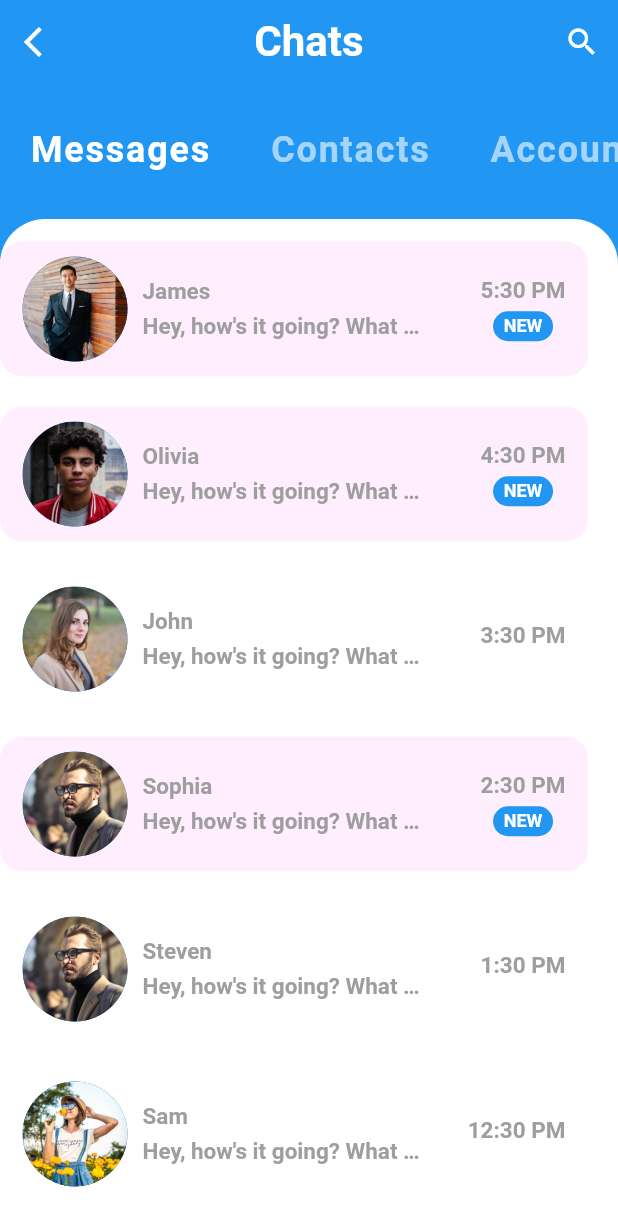
After one commit to divyansh-gupta-0210/SOCIAL_MEDIA_OF_A_COLLEGE-UI, a Flutter app: the MessageScreen screen opened directly, on a phone screen of 412 x 824 dp. The commit adds this screen. Shown: the top 1226 px of the screen. Run offline on Flutter 3.47's test engine with Material 2 defaults, Android fonts, the phone set to English and light mode, and no system bars; our stand-ins replace curved_navigation_bar, flutter_tindercard; missing offline and left inert: foldable_sidebar.

Commit message:
Message Button Done

```diff
--- /dev/null
+++ b/lib/Screen/MessageScreen.dart
@@ -0,0 +1,40 @@
+import 'package:connect_gitam/Widgets/Category_Selector.dart';
+import 'package:connect_gitam/Widgets/RecentChats.dart';
+import 'package:connect_gitam/data/Messages.dart';
+import 'package:flutter/cupertino.dart';
+import 'package:flutter/material.dart';
+
+class MessageScreen extends StatefulWidget {
+  @override
+  _MessageScreenState createState() => _MessageScreenState();
+}
+
+class _MessageScreenState extends State<MessageScreen> {
+  @override
+  Widget build(BuildContext context) {
+    return Scaffold(
+      backgroundColor: Colors.blue,
+      appBar: AppBar(
+        leading: IconButton(
+          icon: Icon(Icons.arrow_back_ios),
+          onPressed: () => Navigator.pop(context),
+        ),
+        title: Text(
+          'Chats',
+          style: TextStyle(fontSize: 28.0, fontWeight: FontWeight.bold),
+        ),
+        centerTitle: true,
+        elevation: 0.0,
+        actions: <Widget>[
+          IconButton(icon: Icon(Icons.search), onPressed: () {}),
+        ],
+      ),
+      body: Column(
+        children: <Widget>[
+          CategorySelector(),
+          RecentChats(),
+        ],
+      ),
+    );
+  }
+}
--- /dev/null
+++ b/lib/Widgets/Category_Selector.dart
@@ -0,0 +1,52 @@
+import 'package:flutter/cupertino.dart';
+import 'package:flutter/material.dart';
+
+class CategorySelector extends StatefulWidget {
+  @override
+  _CategorySelectorState createState() => _CategorySelectorState();
+}
+
+class _CategorySelectorState extends State<CategorySelector> {
+  int selectedIndex = 0;
+  final List<String> categories = ['Messages', 'Contacts', 'Account'];
+
+  @override
+  Widget build(BuildContext context) {
+    return Container(
+      alignment: Alignment.center,
+      height: 90.0,
+      color: Theme.of(context).primaryColor,
+      child: ListView.builder(
+        scrollDirection: Axis.horizontal,
+        itemCount: categories.length,
+        itemBuilder: (BuildContext context, int index) {
+          return GestureDetector(
+            onTap: () {
+              setState(
+                () {
+                  selectedIndex = index;
+                },
+              );
+            },
+            child: Padding(
+              padding: EdgeInsets.symmetric(
+                horizontal: 20.0,
+                vertical: 30.0,
+              ),
+              child: Text(
+                categories[index],
+                style: TextStyle(
+                  color:
+                      index == selectedIndex ? Colors.white : Colors.white60,
+                  fontSize: 24.0,
+                  fontWeight: FontWeight.bold,
+                  letterSpacing: 1.2,
+                ),
+              ),
+            ),
+          );
+        },
+      ),
+    );
+  }
+}
--- a/lib/Widgets/InstagramType.dart
+++ b/lib/Widgets/InstagramType.dart
@@ -1,3 +1,4 @@
+import 'package:connect_gitam/Screen/MessageScreen.dart';
 import 'package:flutter/material.dart';
 import 'package:flutter/widgets.dart';
 import 'package:connect_gitam/Widgets/Following_Users.dart';
@@ -52,9 +53,10 @@ class _InstagramTypeState extends State<InstagramType> {
                   Center(
                     heightFactor: 0.65,
                     child: FloatingActionButton(
-                      onPressed: () {},
+                      onPressed: () => Navigator.push(this.context,
+                          MaterialPageRoute(builder: (context) => MessageScreen())),
                       backgroundColor: Colors.blue,
-                      child: Icon(Icons.thumb_up),
+                      child: Icon(Icons.chat),
                       elevation: 0.1,
                     ),
                   ),
--- /dev/null
+++ b/lib/Widgets/RecentChats.dart
@@ -0,0 +1,114 @@
+import 'package:connect_gitam/Screen/Chat_Screen.dart';
+import 'package:connect_gitam/data/Messages.dart';
+import 'package:flutter/material.dart';
+
+class RecentChats extends StatelessWidget {
+  @override
+  Widget build(BuildContext context) {
+    return Expanded(
+      child: Container(
+        height: 500,
+        decoration: BoxDecoration(
+          color: Colors.white,
+          borderRadius: BorderRadius.only(
+              topLeft: Radius.circular(30.0), topRight: Radius.circular(30)),
+        ),
+        child: ListView.builder(
+          itemCount: chats.length,
+          itemBuilder: (BuildContext context, int index) {
+            final Message chat = chats[index];
+            return GestureDetector(
+              onTap: () => Navigator.push(context, MaterialPageRoute(builder: (_) => ChatScreen(user1: chat.sender,))),
+              child: ClipRRect(
+                borderRadius: BorderRadius.only(
+                    topLeft: Radius.circular(30.0), topRight: Radius.circular(30)),
+                child: Container(
+                  margin: EdgeInsets.only(top: 15.0, bottom: 5.0, right: 20.0),
+                  padding: EdgeInsets.symmetric(horizontal: 15.0, vertical: 10.0),
+                  decoration: BoxDecoration(
+                      color: chat.unread ? Color(0xFFFFEFFE) : Colors.white,
+                      borderRadius: BorderRadius.circular(15)),
+                  child: Row(
+                    mainAxisAlignment: MainAxisAlignment.spaceBetween,
+                    children: [
+                      Row(
+                        children: [
+                          CircleAvatar(
+                            radius: 35.0,
+                            backgroundImage: AssetImage(chat.sender.imageUrl),
+                          ),
+                          SizedBox(
+                            width: 10.0,
+                          ),
+                          Column(
+                            crossAxisAlignment: CrossAxisAlignment.start,
+                            children: [
+                              Text(
+                                chats[index].sender.name,
+                                style: TextStyle(
+                                    color: Colors.grey,
+                                    fontSize: 15.0,
+                                    fontWeight: FontWeight.bold),
+                              ),
+                              SizedBox(
+                                height: 5.0,
+                              ),
+                              Container(
+                                width: MediaQuery.of(context).size.width * 0.45,
+                                child: Text(
+                                  chat.text,
+                                  style: TextStyle(
+                                      color: Colors.grey,
+                                      fontSize: 15.0,
+                                      fontWeight: FontWeight.bold),
+                                  overflow: TextOverflow.ellipsis,
+                                ),
+                              ),
+                            ],
+                          ),
+                        ],
+                      ),
+                      Column(
+                        children: [
+                          Text(
+                            chat.time,
+                            style: TextStyle(
+                              color: Colors.grey,
+                              fontWeight: FontWeight.bold,
+                              fontSize: 15.0,
+                            ),
+                          ),
+                          SizedBox(
+                            height: 5.0,
+                          ),
+                          chat.unread? Container(
+                            width: 40,
+                            height: 20.0,
+                            decoration: BoxDecoration(
+                              color: Theme.of(context).primaryColor,
+                              borderRadius: BorderRadius.circular(30.0)
+                            ),
+                            child: Center(
+                              child: Text(
+                                'NEW',
+                                style:TextStyle(
+                                  color: Colors.white,
+                                  fontWeight: FontWeight.bold,
+                                  fontSize: 12
+                                ),
+                              ),
+                            ),
+                          ) : SizedBox.shrink()
+                        ],
+                      )
+                    ],
+                  ),
+                ),
+              ),
+            );
+          },
+        ),
+      ),
+    );
+  }
+}
--- /dev/null
+++ b/lib/data/Messages.dart
@@ -0,0 +1,239 @@
+import 'package:connect_gitam/models/UserText.dart';
+
+class Message {
+  final UserText sender;
+  final String
+  time; // Would usually be type DateTime or Firebase Timestamp in production apps
+  final String text;
+  final bool isLiked;
+  final bool unread;
+
+  Message({
+    this.sender,
+    this.time,
+    this.text,
+    this.isLiked,
+    this.unread,
+  });
+}
+
+// YOU - current user
+final UserText currentUser =
+UserText(id: 0, name: 'Current User', imageUrl: 'assets/images/user0.jpg');
+
+// USERS
+final UserText greg = UserText(id: 1, name: 'Greg', imageUrl: 'assets/images/user1.jpg');
+final UserText james =
+UserText(id: 2, name: 'James', imageUrl: 'assets/images/user2.jpg');
+final UserText john = UserText(id: 3, name: 'John', imageUrl: 'assets/images/user3.jpg');
+final UserText olivia =
+UserText(id: 4, name: 'Olivia', imageUrl: 'assets/images/user4.jpg');
+final UserText sam = UserText(id: 5, name: 'Sam', imageUrl: 'assets/images/user5.jpg');
+final UserText sophia =
+UserText(id: 6, name: 'Sophia', imageUrl: 'assets/images/user6.jpg');
+final UserText steven =
+UserText(id: 7, name: 'Steven', imageUrl: 'assets/images/user6.jpg');
+final UserText greg1 = UserText(id: 1, name: 'Greg', imageUrl: 'assets/images/user1.jpg');
+final UserText james1 =
+UserText(id: 2, name: 'James', imageUrl: 'assets/images/user2.jpg');
+final UserText john1 = UserText(id: 3, name: 'John', imageUrl: 'assets/images/user3.jpg');
+final UserText olivia1 =
+UserText(id: 4, name: 'Olivia', imageUrl: 'assets/images/user4.jpg');
+final UserText sam1 = UserText(id: 5, name: 'Sam', imageUrl: 'assets/images/user5.jpg');
+final UserText sophia1 =
+UserText(id: 6, name: 'Sophia', imageUrl: 'assets/images/user6.jpg');
+final UserText steven1 =
+UserText(id: 7, name: 'Steven', imageUrl: 'assets/images/user6.jpg');
+
+// FAVORITE CONTACTS
+List<UserText> favorites = [sam, steven, olivia, john, greg];
+
+// EXAMPLE CHATS ON HOME SCREEN
+List<Message> chats = [
+  Message(
+    sender: james,
+    time: '5:30 PM',
+    text: 'Hey, how\'s it going? What did you do today?',
+    isLiked: false,
+    unread: true,
+  ),
+  Message(
+    sender: olivia,
+    time: '4:30 PM',
+    text: 'Hey, how\'s it going? What did you do today?',
+    isLiked: false,
+    unread: true,
+  ),
+  Message(
+    sender: john,
+    time: '3:30 PM',
+    text: 'Hey, how\'s it going? What did you do today?',
+    isLiked: false,
+    unread: false,
+  ),
+  Message(
+    sender: sophia,
+    time: '2:30 PM',
+    text: 'Hey, how\'s it going? What did you do today?',
+    isLiked: false,
+    unread: true,
+  ),
+  Message(
+    sender: steven,
+    time: '1:30 PM',
+    text: 'Hey, how\'s it going? What did you do today?',
+    isLiked: false,
+    unread: false,
+  ),
+  Message(
+    sender: sam,
+    time: '12:30 PM',
+    text: 'Hey, how\'s it going? What did you do today?',
+    isLiked: false,
+    unread: false,
+  ),
+  Message(
+    sender: greg,
+    time: '11:30 AM',
+    text: 'Hey, how\'s it going? What did you do today?',
+    isLiked: false,
+    unread: false,
+  ),
+  Message(
+    sender: james1,
+    time: '5:30 PM',
+    text: 'Hey, how\'s it going? What did you do today?',
+    isLiked: false,
+    unread: true,
+  ),
+  Message(
+    sender: olivia1,
+    time: '4:30 PM',
+    text: 'Hey, how\'s it going? What did you do today?',
+    isLiked: false,
+    unread: true,
+  ),
+  Message(
+    sender: john1,
+    time: '3:30 PM',
+    text: 'Hey, how\'s it going? What did you do today?',
+    isLiked: false,
+    unread: false,
+  ),
+  Message(
+    sender: sophia1,
+    time: '2:30 PM',
+    text: 'Hey, how\'s it going? What did you do today?',
+    isLiked: false,
+    unread: true,
+  ),
+  Message(
+    sender: steven1,
+    time: '1:30 PM',
+    text: 'Hey, how\'s it going? What did you do today?',
+    isLiked: false,
+    unread: false,
+  ),
+  Message(
+    sender: sam1,
+    time: '12:30 PM',
+    text: 'Hey, how\'s it going? What did you do today?',
+    isLiked: false,
+    unread: false,
+  ),
+  Message(
+    sender: greg1,
+    time: '11:30 AM',
+    text: 'Hey, how\'s it going? What did you do today?',
+    isLiked: false,
+    unread: false,
+  ),
+];
+
+// EXAMPLE MESSAGES IN CHAT SCREEN
+List<Message> messages = [
+  Message(
+    sender: james,
+    time: '5:30 PM',
+    text: 'Hey, how\'s it going? What did you do today?',
+    isLiked: true,
+    unread: true,
+  ),
+  Message(
+    sender: currentUser,
+    time: '4:30 PM',
+    text: 'Just walked my doge. She was super duper cute. The best pupper!!',
+    isLiked: false,
+    unread: true,
+  ),
+  Message(
+    sender: james,
+    time: '3:45 PM',
+    text: 'How\'s the doggo?',
+    isLiked: false,
+    unread: true,
+  ),
+  Message(
+    sender: james,
+    time: '3:15 PM',
+    text: 'All the food',
+    isLiked: true,
+    unread: true,
+  ),
+  Message(
+    sender: currentUser,
+    time: '2:30 PM',
+    text: 'Nice! What kind of food did you eat?',
+    isLiked: false,
+    unread: true,
+  ),
+  Message(
+    sender: james,
+    time: '2:00 PM',
+    text: 'I ate so much food today.',
+    isLiked: false,
+    unread: true,
+  ),
+  Message(
+    sender: james,
+    time: '5:30 PM',
+    text: 'Hey, how\'s it going? What did you do today?',
+    isLiked: true,
+    unread: true,
+  ),
+  Message(
+    sender: currentUser,
+    time: '4:30 PM',
+    text: 'Just walked my doge. She was super duper cute. The best pupper!!',
+    isLiked: false,
+    unread: true,
+  ),
+  Message(
+    sender: james,
+    time: '3:45 PM',
+    text: 'How\'s the doggo?',
+    isLiked: false,
+    unread: true,
+  ),
+  Message(
+    sender: james,
+    time: '3:15 PM',
+    text: 'All the food',
+    isLiked: true,
+    unread: true,
+  ),
+  Message(
+    sender: currentUser,
+    time: '2:30 PM',
+    text: 'Nice! What kind of food did you eat?',
+    isLiked: false,
+    unread: true,
+  ),
+  Message(
+    sender: james,
+    time: '2:00 PM',
+    text: 'I ate so much food today.',
+    isLiked: false,
+    unread: true,
+  ),
+];
--- /dev/null
+++ b/lib/models/UserText.dart
@@ -0,0 +1,11 @@
+class UserText {
+  final int id;
+  final String name;
+  final String imageUrl;
+
+  UserText({
+    this.id,
+    this.name,
+    this.imageUrl,
+  });
+}
```
Also changed, not shown: lib/Screen/Chat_Screen.dart (added, +150 -0 lines), lib/Screen/NetflixLandingScreen.dart (+6 -3 lines), lib/Widgets/ContentLists.dart (+14 -6 lines), lib/Widgets/Previews.dart (+8 -1 lines), lib/data/netflixdata.dart (+20 -0 lines).
